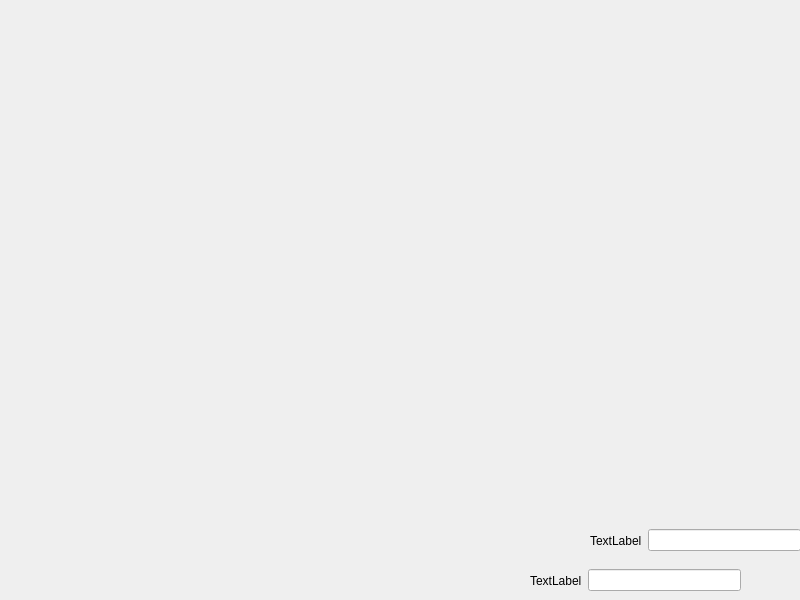
Qt form medsee.ui (DigvijaySriSaiBodicherla/MedSeeUI) before a commit.
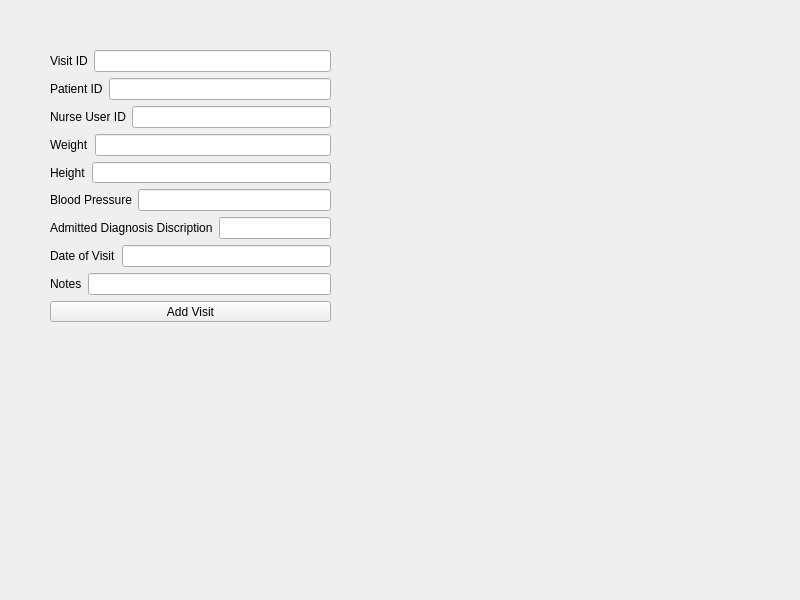
The same form after that commit. The open tabs and pages were chosen to show the change.

Patch:
```diff
--- a/medsee.ui
+++ b/medsee.ui
@@ -16,8 +16,8 @@
   <widget class="QStackedWidget" name="stackedWidget">
    <property name="geometry">
     <rect>
-     <x>10</x>
-     <y>-1</y>
+     <x>0</x>
+     <y>10</y>
      <width>791</width>
      <height>621</height>
     </rect>
@@ -136,8 +136,8 @@
     <widget class="QStackedWidget" name="stackedWidget_2">
      <property name="geometry">
       <rect>
-       <x>10</x>
-       <y>20</y>
+       <x>0</x>
+       <y>10</y>
        <width>411</width>
        <height>391</height>
       </rect>
@@ -366,27 +366,23 @@
        </layout>
       </widget>
      </widget>
-     <widget class="QWidget" name="addVisitPage"/>
-    </widget>
-   </widget>
-   <widget class="QWidget" name="editPatentPage"/>
-   <widget class="QWidget" name="searchPatentPage"/>
-   <widget class="QWidget" name="seeReportPage"/>
-  </widget>
-  <widget class="QWidget" name="horizontalLayoutWidget_9">
+     <widget class="QWidget" name="addVisitPage">
+      <widget class="QWidget" name="verticalLayoutWidget_4">
    <property name="geometry">
     <rect>
-     <x>530</x>
-     <y>560</y>
-     <width>211</width>
-     <height>41</height>
-    </rect>
-   </property>
+         <x>50</x>
+         <y>30</y>
+         <width>281</width>
+         <height>272</height>
+        </rect>
+       </property>
+       <layout class="QVBoxLayout" name="verticalLayout_4">
+        <item>
    <layout class="QHBoxLayout" name="horizontalLayout_9">
     <item>
      <widget class="QLabel" name="label_9">
       <property name="text">
-       <string>TextLabel</string>
+             <string>Visit ID</string>
       </property>
      </widget>
     </item>
@@ -394,21 +390,55 @@
      <widget class="QLineEdit" name="lineEdit_9"/>
     </item>
    </layout>
-  </widget>
-  <widget class="QWidget" name="horizontalLayoutWidget_13">
-   <property name="geometry">
-    <rect>
-     <x>590</x>
-     <y>520</y>
-     <width>211</width>
-     <height>41</height>
-    </rect>
-   </property>
+        </item>
+        <item>
+         <layout class="QHBoxLayout" name="horizontalLayout_17">
+          <item>
+           <widget class="QLabel" name="label_17">
+            <property name="text">
+             <string>Patient ID</string>
+            </property>
+           </widget>
+          </item>
+          <item>
+           <widget class="QLineEdit" name="lineEdit_17"/>
+          </item>
+         </layout>
+        </item>
+        <item>
+         <layout class="QHBoxLayout" name="horizontalLayout_18">
+          <item>
+           <widget class="QLabel" name="label_18">
+            <property name="text">
+             <string>Nurse User ID</string>
+            </property>
+           </widget>
+          </item>
+          <item>
+           <widget class="QLineEdit" name="lineEdit_18"/>
+          </item>
+         </layout>
+        </item>
+        <item>
+         <layout class="QHBoxLayout" name="horizontalLayout_19">
+          <item>
+           <widget class="QLabel" name="label_19">
+            <property name="text">
+             <string>Weight</string>
+            </property>
+           </widget>
+          </item>
+          <item>
+           <widget class="QLineEdit" name="lineEdit_19"/>
+          </item>
+         </layout>
+        </item>
+        <item>
    <layout class="QHBoxLayout" name="horizontalLayout_13">
     <item>
      <widget class="QLabel" name="label_13">
       <property name="text">
-       <string>TextLabel</string>
+             <string>Height</string>
       </property>
      </widget>
     </item>
@@ -416,6 +446,93 @@
      <widget class="QLineEdit" name="lineEdit_13"/>
     </item>
    </layout>
+        </item>
+        <item>
+         <layout class="QHBoxLayout" name="horizontalLayout_20">
+          <item>
+           <widget class="QLabel" name="label_20">
+            <property name="text">
+             <string>Blood Pressure</string>
+            </property>
+           </widget>
+          </item>
+          <item>
+           <widget class="QLineEdit" name="lineEdit_20"/>
+          </item>
+         </layout>
+        </item>
+        <item>
+         <layout class="QHBoxLayout" name="horizontalLayout_21">
+          <item>
+           <widget class="QLabel" name="label_21">
+            <property name="text">
+             <string>Admitted Diagnosis Discription</string>
+            </property>
+           </widget>
+          </item>
+          <item>
+           <widget class="QLineEdit" name="lineEdit_21"/>
+          </item>
+         </layout>
+        </item>
+        <item>
+         <layout class="QHBoxLayout" name="horizontalLayout_22">
+          <item>
+           <widget class="QLabel" name="label_22">
+            <property name="text">
+             <string>Date of Visit</string>
+            </property>
+           </widget>
+          </item>
+          <item>
+           <widget class="QLineEdit" name="lineEdit_22"/>
+          </item>
+         </layout>
+        </item>
+        <item>
+         <layout class="QHBoxLayout" name="horizontalLayout_23">
+          <item>
+           <widget class="QLabel" name="label_23">
+            <property name="text">
+             <string>Notes</string>
+            </property>
+           </widget>
+          </item>
+          <item>
+           <widget class="QLineEdit" name="lineEdit_23"/>
+          </item>
+         </layout>
+        </item>
+        <item>
+         <widget class="QPushButton" name="addVisitButton">
+          <property name="text">
+           <string>Add Visit</string>
+          </property>
+         </widget>
+        </item>
+       </layout>
+      </widget>
+     </widget>
+     <widget class="QWidget" name="addingVisitSuccessfulPage">
+      <widget class="QLabel" name="label_24">
+       <property name="geometry">
+        <rect>
+         <x>76</x>
+         <y>150</y>
+         <width>131</width>
+         <height>20</height>
+        </rect>
+       </property>
+       <property name="text">
+        <string>Addition of Visit got successful</string>
+       </property>
+      </widget>
+     </widget>
+    </widget>
+   </widget>
+   <widget class="QWidget" name="editPatentPage"/>
+   <widget class="QWidget" name="searchPatentPage"/>
+   <widget class="QWidget" name="seeReportPage"/>
   </widget>
  </widget>
  <resources/>
```
Lines whose indentation alone changed are shown as unchanged.
